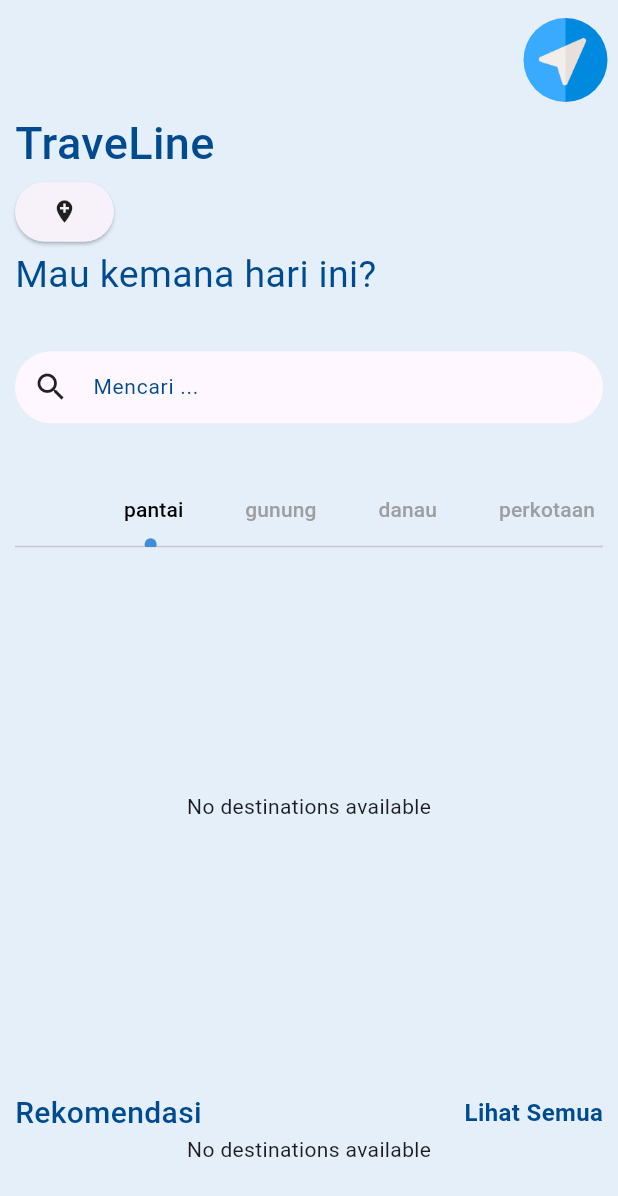
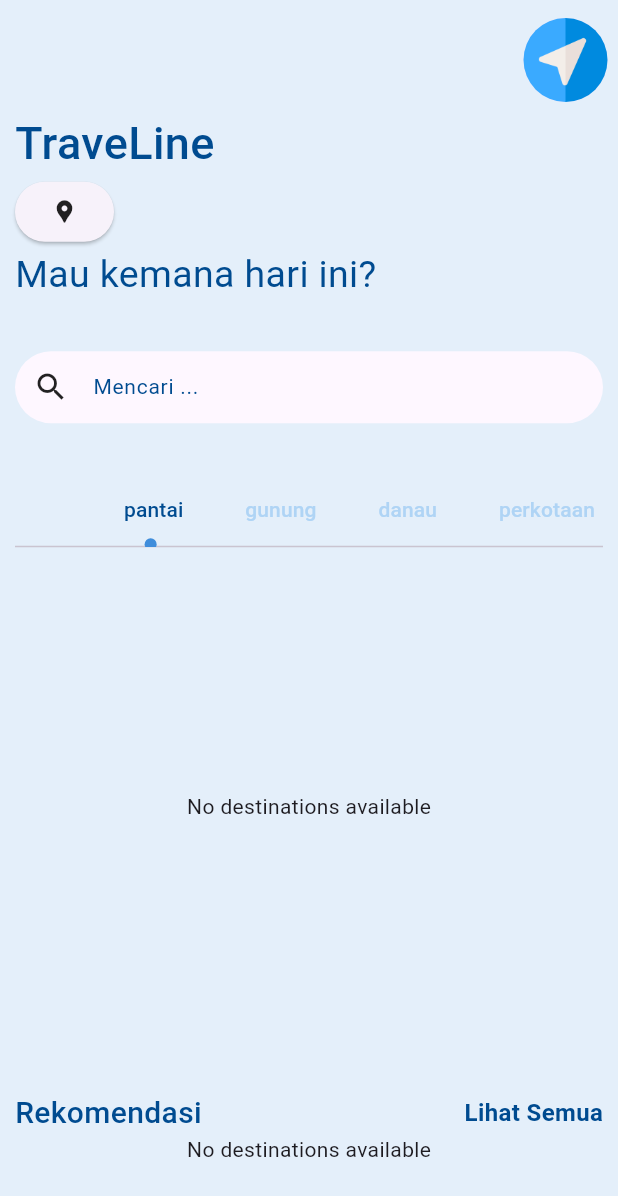
Before and after one commit to JenniVel/ProjekPab2, a Flutter app: the HomePage screen opened directly, on a phone screen of 412 x 824 dp. Shown: the top 1196 px of the screen. Run offline on Flutter 3.47's test engine with Material 3 defaults, Android fonts, the phone set to English and light mode, and no system bars; our stand-ins replace animate_do, cached_network_image, cloud_firestore, curved_navigation_bar, firebase_auth, firebase_core and 9 more; missing offline and left inert: encrypt, flutter_config; accounts and stored records are empty; Roboto replaces fonts that are missing (fonts/Inter-Black.ttf).

Commit message:
update bggg

```diff
--- a/lib/screens/home/home_screen.dart
+++ b/lib/screens/home/home_screen.dart
@@ -98,6 +98,7 @@ class _HomePageState extends State<HomePage> with TickerProviderStateMixin {
                     ),
                   ),
                   FadeInUp(
+                    delay: const Duration(milliseconds: 350),
                     child: ElevatedButton(
                       onPressed: () {
                         Navigator.push(
@@ -107,7 +108,7 @@ class _HomePageState extends State<HomePage> with TickerProviderStateMixin {
                         );
                       },
                       child: Icon(
-                        Icons.add_location,
+                        Icons.location_pin,
                         color: Theme.of(context).iconTheme.color,
                       ),
                       // child: Text('LOKASI SAAT INI'),
@@ -182,8 +183,9 @@ class _HomePageState extends State<HomePage> with TickerProviderStateMixin {
                             right: size.width * 0.05,
                           ),
                           controller: tabController,
-                          labelColor: Colors.black,
-                          unselectedLabelColor: Colors.grey,
+                          labelColor: Theme.of(context).primaryColor,
+                          unselectedLabelColor:
+                              Theme.of(context).appBarTheme.backgroundColor,
                           isScrollable: true,
                           indicatorSize: TabBarIndicatorSize.label,
                           indicator: const CircleTabBarIndicator(
```
Also changed, not shown: lib/screens/awalan/reset_password.dart (+0 -13 lines), lib/screens/nav_pages/profile_page.dart (+14 -0 lines).
